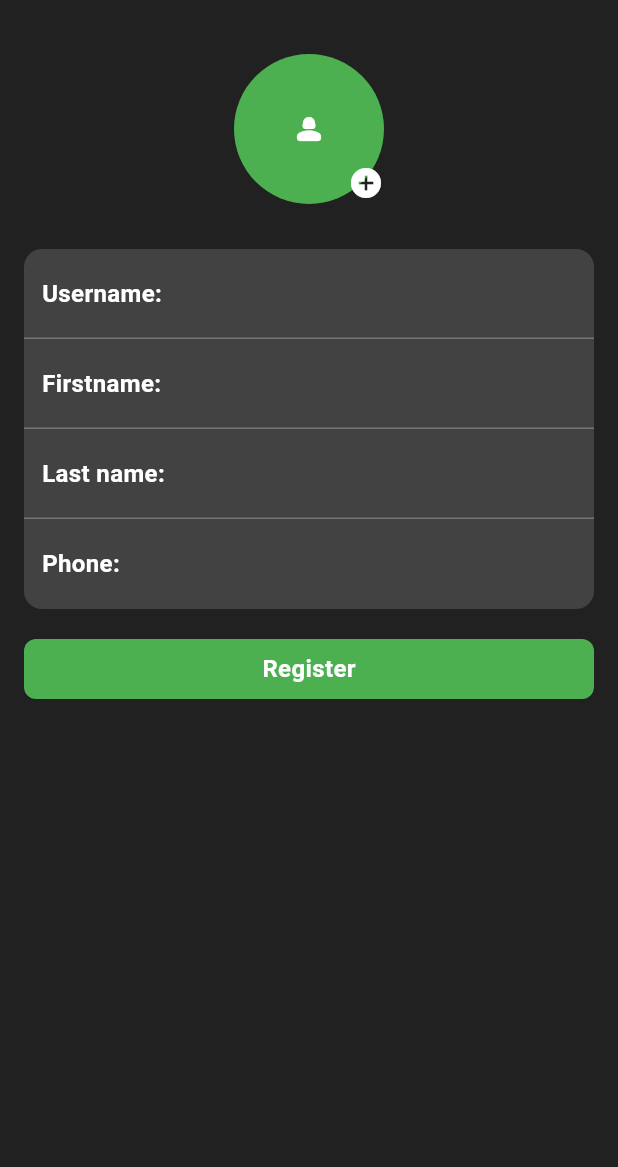
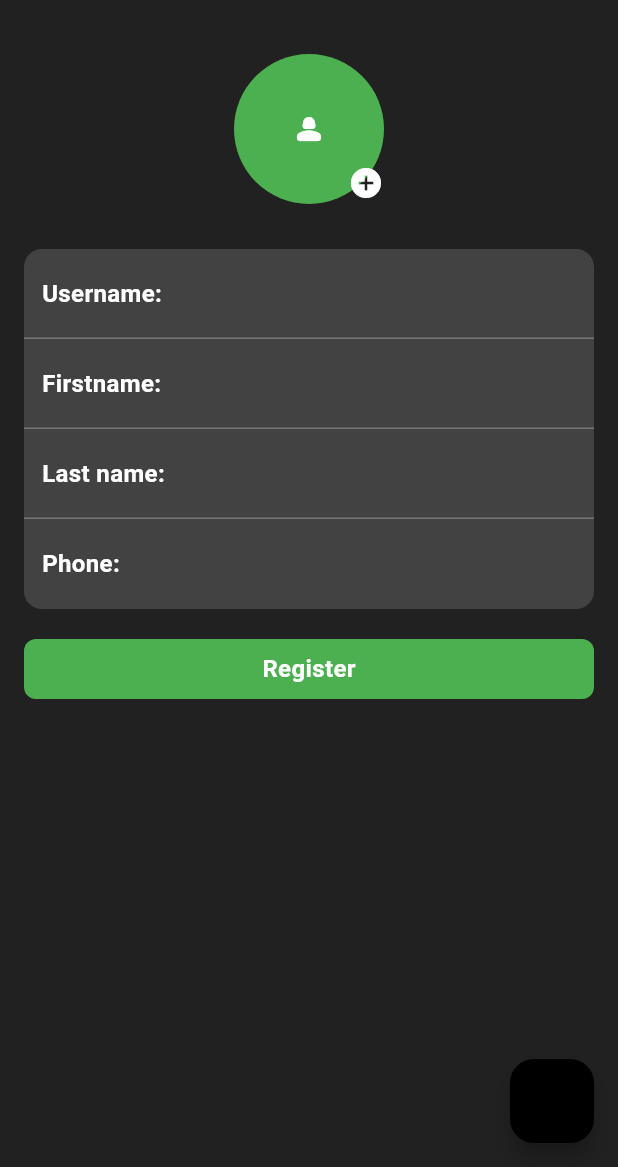
Before and after one commit to Chemsdine223/ChatApp-2.0, a Flutter app: the screen it shows after launch, after a tap on "Next", on a phone screen of 412 x 824 dp, the part 69-1236 px from its top. Run offline on Flutter 3.47's test engine with Material 2 defaults, Android fonts, the phone set to English and light mode, and no system bars; our stand-ins replace bloc, equatable, flutter_bloc, flutter_contacts, flutter_riverpod, google_fonts and 4 more; accounts and stored records are empty; network calls fail; Roboto replaces fonts that are missing (Abel).

Commit message:
Bug fixes in the register and added theme

```diff
--- a/lib/Logic/Models/user.dart
+++ b/lib/Logic/Models/user.dart
@@ -1,11 +1,12 @@
 import 'dart:convert';
+import 'dart:developer';
 
 class UserModel {
   final String id;
   final String username;
   final String firstname;
   final String lastname;
-  final String avatar;
+  String avatar;
 
   UserModel({
     required this.id,
@@ -16,6 +17,8 @@ class UserModel {
   });
 
   factory UserModel.fromJson(Map<String, dynamic> json) {
+    log('json: $json');
+    log('Username: ${json['username']}');
     return UserModel(
       id: json['_id'] ?? '',
       username: json['username'] ?? '',
--- a/lib/Screens/login_screen.dart
+++ b/lib/Screens/login_screen.dart
@@ -1,6 +1,7 @@
 import 'package:chat_app/Layouts/confirmation_form.dart';
 import 'package:chat_app/Layouts/registration_form.dart';
 import 'package:chat_app/Logic/Cubit/RegistrationFormCubit/registration_form_cubit.dart';
+import 'package:chat_app/Logic/Network/network_services.dart';
 import 'package:flutter/material.dart';
 import 'package:flutter_bloc/flutter_bloc.dart';
 import 'package:image_picker/image_picker.dart';
@@ -24,11 +25,12 @@ class _LoginScreenState extends State<LoginScreen> {
   @override
   Widget build(BuildContext context) {
     return Scaffold(
-      // floatingActionButton: FloatingActionButton(
-      //   onPressed: () {
-      //     SocketService().initConnection();
-      //   },
-      // ),
+      floatingActionButton: FloatingActionButton(
+        onPressed: () {
+          NetworkServices()
+              .register('username', 'firstname', 'lastname', 'phone', 'avatar');
+        },
+      ),
       backgroundColor: Colors.grey.shade900,
       appBar: AppBar(
           backgroundColor: Colors.grey.shade900,
--- /dev/null
+++ b/lib/Theme/Typography/typography_theme.dart
@@ -0,0 +1,18 @@
+import 'package:google_fonts/google_fonts.dart';
+
+import '../colors/color_palettes.dart';
+
+class CustomTypography {
+  final textThemeLight = GoogleFonts.abelTextTheme().apply(
+    bodyColor: ColorPalettes().lightPrimaryColor,
+  );
+  final textThemeDark = GoogleFonts.abelTextTheme()
+      .apply(
+        bodyColor: ColorPalettes().darkPrimaryColor,
+      )
+      .copyWith(
+        bodySmall: GoogleFonts.abelTextTheme()
+            .bodySmall!
+            .copyWith(color: ColorPalettes().darkPrimaryColor),
+      );
+}
--- /dev/null
+++ b/lib/Theme/colors/color_palettes.dart
@@ -0,0 +1,10 @@
+import 'package:flutter/material.dart';
+
+class ColorPalettes {
+  final darkPrimaryColor = Colors.white;
+  final lightPrimaryColor = Colors.black;
+  final darksurfaceColor = Colors.grey.shade900;
+  final lightsurfaceColor = Colors.grey.shade100;
+  final accentColor = Colors.greenAccent;
+  // final lig
+}
--- /dev/null
+++ b/lib/Theme/components_themes.dart
@@ -0,0 +1,11 @@
+import 'package:chat_app/Theme/Typography/typography_theme.dart';
+import 'package:flutter/material.dart';
+
+class ComponentThemes {
+  final lightlistTileTheme = ListTileThemeData(
+    subtitleTextStyle: CustomTypography().textThemeLight.bodySmall,
+  );
+  final darklistTileTheme = ListTileThemeData(
+    subtitleTextStyle: CustomTypography().textThemeDark.bodySmall,
+  );
+}
--- a/lib/Theme/theme_cubit.dart
+++ b/lib/Theme/theme_cubit.dart
@@ -1,14 +1,37 @@
 // theme_cubit.dart
 
 import 'package:flutter_bloc/flutter_bloc.dart';
+import 'package:shared_preferences/shared_preferences.dart';
 
 // Custom enum to avoid conflict with flutter/material.dart's ThemeMode
 enum AppTheme { light, dark }
 
 class ThemeCubit extends Cubit<AppTheme> {
-  ThemeCubit() : super(AppTheme.light);
+  ThemeCubit() : super(AppTheme.light) {
+    getTheme();
+  }
 
   void toggleTheme() {
-    emit(state == AppTheme.light ? AppTheme.dark : AppTheme.light);
+  state == AppTheme.light ? setTheme(true) : setTheme(false);
+  emit(state == AppTheme.light ? AppTheme.dark : AppTheme.light);
+}
+
+
+  void setTheme(bool themeSetter) async {
+    print('set');
+
+    final prefs = await SharedPreferences.getInstance();
+    prefs.setBool('theme', themeSetter);
+  }
+
+  void getTheme() async {
+    final prefs = await SharedPreferences.getInstance();
+    final theme = prefs.get('theme');
+    print('theme: $theme');
+    if (theme == true) {
+      emit(AppTheme.dark);
+    } else {
+      emit(AppTheme.light);
+    }
   }
 }
--- a/lib/Theme/theme_data.dart
+++ b/lib/Theme/theme_data.dart
@@ -1,24 +1,39 @@
+import 'package:chat_app/Theme/Typography/typography_theme.dart';
+import 'package:chat_app/Theme/colors/color_palettes.dart';
+import 'package:chat_app/Theme/components_themes.dart';
 import 'package:flutter/material.dart';
 
 class ThemeClass {
-  Color lightPrimaryColor = const Color(0x00ffffff);
-  Color darkPrimaryColor = const Color(0xFF151B54);
-
-  // ThemeClass._();
+  Color darkPrimaryColor = Colors.white;
+  Color lightPrimaryColor = Colors.black;
 
   static ThemeData lightTheme = ThemeData(
-      brightness: Brightness.light,
-      useMaterial3: true,
-      colorScheme: ColorScheme.light(primary: _themeClass.lightPrimaryColor),
-      floatingActionButtonTheme: FloatingActionButtonThemeData(
-        backgroundColor: _themeClass.darkPrimaryColor,
-      ));
+    splashColor: ColorPalettes().accentColor,
+    primaryColor: Colors.black,
+    canvasColor: ColorPalettes().lightsurfaceColor,
+    textTheme: CustomTypography().textThemeLight,
+    listTileTheme: ComponentThemes().lightlistTileTheme,
+    brightness: Brightness.light,
+    useMaterial3: true,
+    colorScheme: ColorScheme.light(
+      primary: ColorPalettes().lightPrimaryColor,
+    ),
+  );
+
   static ThemeData dark = ThemeData(
-      useMaterial3: true,
-      brightness: Brightness.dark,
-      colorScheme: ColorScheme.dark(
-        primary: _themeClass.darkPrimaryColor,
-      ));
+    // colorSchemeSeed: ,
+    splashColor: ColorPalettes().accentColor,
+    canvasColor: ColorPalettes().darksurfaceColor,
+    primaryColor: ColorPalettes().darkPrimaryColor,
+    textTheme: CustomTypography().textThemeDark,
+    listTileTheme: ComponentThemes().darklistTileTheme,
+    useMaterial3: true,
+    brightness: Brightness.dark,
+    colorScheme: ColorScheme.dark(
+      // surface: ColorPalettes().darksurfaceColor,
+      primary: ColorPalettes().darkPrimaryColor,
+    ),
+  );
 }
 
-ThemeClass _themeClass = ThemeClass();
+// ThemeClass _themeClass = ThemeClass();
--- a/lib/Widgets/custom_button.dart
+++ b/lib/Widgets/custom_button.dart
@@ -3,10 +3,14 @@ import 'package:flutter/material.dart';
 class CustomButton extends StatelessWidget {
   final void Function()? onTap;
   final String label;
+  final Color? color;
+  final Color? textColor;
   const CustomButton({
     Key? key,
     this.onTap,
     required this.label,
+    this.color,
+    this.textColor,
   }) : super(key: key);
 
   @override
@@ -18,7 +22,7 @@ class CustomButton extends StatelessWidget {
           Expanded(
             child: Container(
               decoration: BoxDecoration(
-                color: Colors.green,
+                color: color ?? Colors.green,
                 borderRadius: BorderRadius.circular(8),
               ),
               height: 40,
--- a/lib/main.dart
+++ b/lib/main.dart
@@ -24,6 +24,7 @@ final conversationsCubit = ConversationsCubit();
 final connectionCubit = SocketConnectionCubit();
 final onlineStatusCubit = OnlineStatusCubit();
 final typingStatusCubit = TypingStatusCubit();
+final themeCubit = ThemeCubit();
 void main() async {
   WidgetsFlutterBinding.ensureInitialized();
   await Supabase.initialize(
@@ -61,7 +62,7 @@ class MyApp extends ConsumerWidget {
     return MultiBlocProvider(
       providers: [
         BlocProvider(
-          create: (context) => ThemeCubit(),
+          create: (context) => themeCubit,
         ),
         BlocProvider(
           create: (context) => AuthenticationCubit(),
@@ -88,6 +89,7 @@ class MyApp extends ConsumerWidget {
       child: BlocBuilder<ThemeCubit, AppTheme>(
         builder: (context, theme) {
           return MaterialApp(
+            // themeMode: ThemeMode.system,
             debugShowCheckedModeBanner: false,
             title: 'Flutter Demo',
             theme: theme == AppTheme.light
@@ -107,9 +109,7 @@ class MyApp extends ConsumerWidget {
                 if (state is AuthenticationLoading) {
                   return const Scaffold(
                     body: Center(
-                      child: CircularProgressIndicator(
-                        color: Colors.green,
-                      ),
+                      child: CircularProgressIndicator(),
                     ),
                   );
                 } else if (state is RegisteredUser) {
--- a/pubspec.yaml
+++ b/pubspec.yaml
@@ -50,6 +50,7 @@ dependencies:
   supabase_flutter: ^2.3.3
   file_picker: ^6.1.1
   image_picker: ^1.0.7
+  google_fonts: ^6.1.0
   # firebase_storage: ^11.6.0
   # firebase_core: ^2.24.2
 
```
Also changed, not shown: lib/Logic/Cubit/Authentication/auth_cubit.dart (+22 -2 lines), lib/Logic/Network/network_services.dart (+55 -24 lines), lib/Screens/chat_screen.dart (+12 -6 lines), lib/Screens/settings_screen.dart (+111 -123 lines), pubspec.lock.
